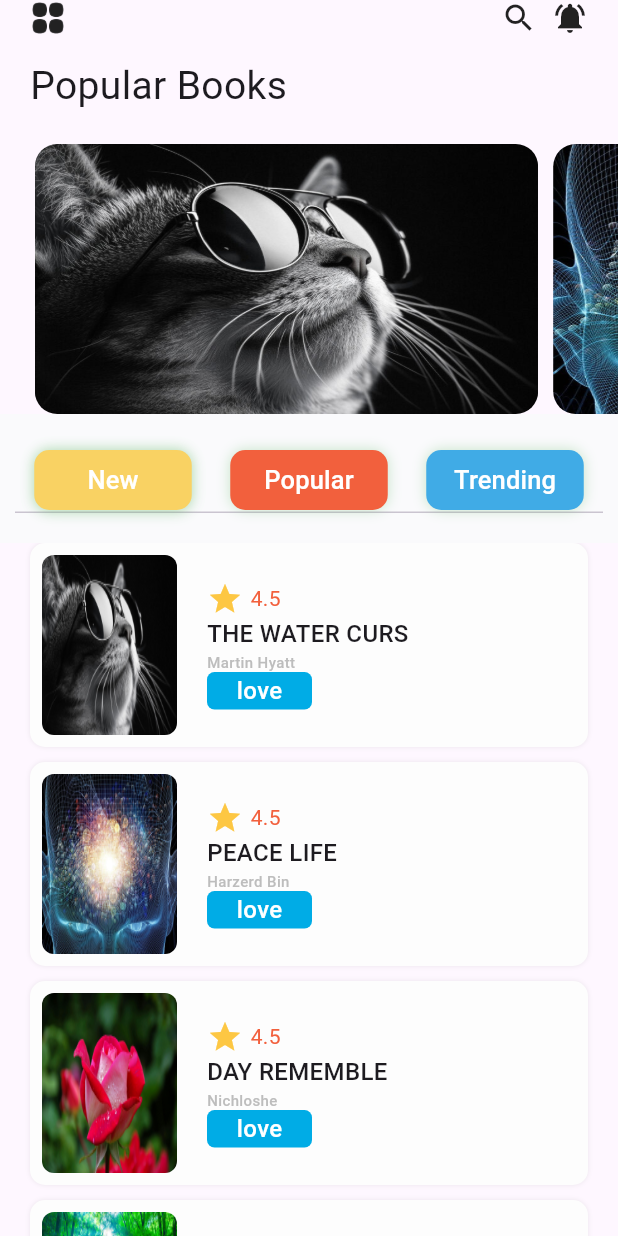
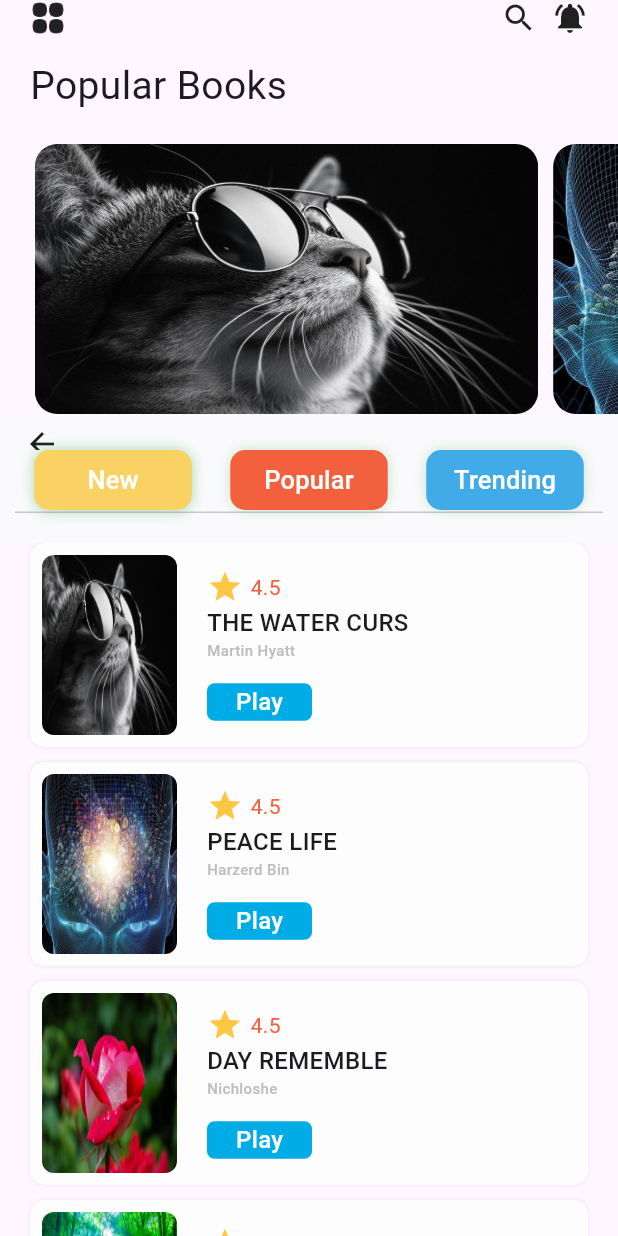
Before and after one commit to Roshan-Barkane/audioplay, a Flutter app: the MyHomePage screen opened directly, on a phone screen of 412 x 824 dp. Run offline on Flutter 3.47's test engine with Material 3 defaults, Android fonts, the phone set to English and light mode, and no system bars.

Commit message:
audio box are done!

```diff
--- a/lib/audio/app_color.dart
+++ b/lib/audio/app_color.dart
@@ -8,5 +8,6 @@ final Color menu2Color = Color(0xFFf2603d);
 final Color tabVarViewColor = Color(0xFFfdfdfd);
 final Color starColor = Color(0xFFfdc743);
 final Color loveColor = Color(0xFF00ace6);
-final Color audioBlueBackground = Color(0xFFeeeffa);
+final Color audioBluiseBackground = Color(0xFfdee7fa);
+final Color audioBlueBackground = Color.fromARGB(255, 53, 69, 255);
 final Color audioGrayBackground = Color(0xFFf2f2f2);
--- a/lib/main.dart
+++ b/lib/main.dart
@@ -1,3 +1,4 @@
+import 'package:audiobook/details_play_page.dart';
 import 'package:audiobook/my_home_page.dart';
 import 'package:flutter/material.dart';
 
@@ -17,7 +18,8 @@ class MyApp extends StatelessWidget {
       theme: ThemeData(
         primarySwatch: Colors.blue,
       ),
-      home: MyHomePage(),
+      // home: MyHomePage(),
+      home: DetailAudioPage(),
     );
   }
 }
--- a/lib/my_home_page.dart
+++ b/lib/my_home_page.dart
@@ -1,5 +1,6 @@
 import 'dart:convert';
 import 'package:audiobook/my_tabs.dart';
+import 'package:audiobook/tabBody.dart';
 import 'package:flutter/material.dart';
 import 'audio/app_color.dart' as AppColors;
 
@@ -174,118 +175,27 @@ class _MyHomePageState extends State<MyHomePage>
                   body: TabBarView(
                     controller: _tabController,
                     children: [
-                      ListView.builder(
-                        itemCount: books == null ? 0 : books?.length,
-                        itemBuilder: (context, index) {
-                          return Container(
-                            margin: const EdgeInsets.only(
-                                left: 20, right: 20, top: 0, bottom: 10),
-                            child: Container(
-                              decoration: BoxDecoration(
-                                  borderRadius: BorderRadius.circular(10),
-                                  color: AppColors.tabVarViewColor,
-                                  boxShadow: [
-                                    BoxShadow(
-                                      color: Colors.grey.withOpacity(0.2),
-                                      offset: Offset(0, 0),
-                                      blurRadius: 2,
-                                    ),
-                                  ]),
-                              child: Container(
-                                padding: EdgeInsets.all(8),
-                                child: Row(
-                                  children: [
-                                    Container(
-                                      width: 90,
-                                      height: 120,
-                                      decoration: BoxDecoration(
-                                        borderRadius: BorderRadius.circular(8),
-                                        image: DecorationImage(
-                                          image:
-                                              AssetImage(books?[index]["img"]),
-                                          fit: BoxFit.fill,
-                                        ),
-                                      ),
-                                    ),
-                                    const SizedBox(
-                                      width: 20,
-                                    ),
-                                    Column(
-                                      crossAxisAlignment:
-                                          CrossAxisAlignment.start,
-                                      children: [
-                                        Row(
-                                          children: [
-                                            Icon(
-                                              Icons.star,
-                                              size: 24,
-                                              color: AppColors.starColor,
-                                            ),
-                                            const SizedBox(
-                                              width: 5,
-                                            ),
-                                            Text(
-                                              "4.5",
-                                              style: TextStyle(
-                                                  color: AppColors.menu2Color),
-                                            )
-                                          ],
-                                        ),
-                                        Text(
-                                          books?[index]["title"],
-                                          style: const TextStyle(
-                                              fontSize: 16,
-                                              fontWeight: FontWeight.w500),
-                                        ),
-                                        Text(
-                                          books?[index]["text"],
-                                          style: TextStyle(
-                                              color: Colors.grey.shade400,
-                                              fontSize: 10,
-                                              fontWeight: FontWeight.w500),
-                                        ),
-                                        Container(
-                                          width: 70,
-                                          height: 25,
-                                          alignment: Alignment.center,
-                                          decoration: BoxDecoration(
-                                            color: AppColors.loveColor,
-                                            borderRadius:
-                                                BorderRadius.circular(5),
-                                          ),
-                                          child: const Text(
-                                            "love",
-                                            style: TextStyle(
-                                                fontSize: 16,
-                                                color: Colors.white,
-                                                fontWeight: FontWeight.w500),
-                                          ),
-                                        )
-                                      ],
-                                    )
-                                  ],
-                                ),
-                              ),
-                            ),
-                          );
-                        },
+                      TabBody(
+                        tabVarViewColor: AppColors.tabVarViewColor,
+                        menu2Color: AppColors.menu2Color,
+                        starColor: AppColors.starColor,
+                        loveColor: AppColors.loveColor,
+                        books: books,
                       ),
-                      Material(
-                        child: const ListTile(
-                          leading: CircleAvatar(
-                            backgroundColor: Colors.grey,
-                          ),
-                          title: Text("Context"),
-                        ),
+                      TabBody(
+                        tabVarViewColor: AppColors.tabVarViewColor,
+                        menu2Color: AppColors.menu2Color,
+                        starColor: AppColors.starColor,
+                        loveColor: AppColors.loveColor,
+                        books: books,
                       ),
-                      Material(
-                        child: const ListTile(
-                          leading: CircleAvatar(
-                            backgroundColor: Colors.grey,
-                          ),
-                          title: Text("Context"),
-                        ),
-                      )
+                      TabBody(
+                        tabVarViewColor: AppColors.tabVarViewColor,
+                        menu2Color: AppColors.menu2Color,
+                        starColor: AppColors.starColor,
+                        loveColor: AppColors.loveColor,
+                        books: books,
+                      ),
                     ],
                   ),
                 ),
--- /dev/null
+++ b/lib/tabBody.dart
@@ -0,0 +1,115 @@
+import 'package:flutter/material.dart';
+
+class TabBody extends StatelessWidget {
+  final Color tabVarViewColor;
+  final Color menu2Color;
+  final Color starColor;
+  final Color loveColor;
+  final List<Map<String, dynamic>>? books;
+
+  const TabBody(
+      {super.key,
+      required this.tabVarViewColor,
+      required this.menu2Color,
+      required this.starColor,
+      required this.loveColor,
+      required this.books});
+
+  @override
+  Widget build(BuildContext context) {
+    return ListView.builder(
+      itemCount: books == Null ? 0 : books?.length,
+      itemBuilder: (context, index) {
+        return Container(
+          margin:
+              const EdgeInsets.only(left: 20, right: 20, top: 0, bottom: 10),
+          child: Container(
+            decoration: BoxDecoration(
+                borderRadius: BorderRadius.circular(10),
+                color: tabVarViewColor,
+                boxShadow: [
+                  BoxShadow(
+                    color: Colors.grey.withOpacity(0.2),
+                    offset: Offset(0, 0),
+                    blurRadius: 2,
+                  ),
+                ]),
+            child: Container(
+              padding: EdgeInsets.all(8),
+              child: Row(
+                children: [
+                  Container(
+                    width: 90,
+                    height: 120,
+                    decoration: BoxDecoration(
+                      borderRadius: BorderRadius.circular(8),
+                      image: DecorationImage(
+                        image: AssetImage(books?[index]["img"]),
+                        fit: BoxFit.fill,
+                      ),
+                    ),
+                  ),
+                  const SizedBox(
+                    width: 20,
+                  ),
+                  Column(
+                    crossAxisAlignment: CrossAxisAlignment.start,
+                    children: [
+                      Row(
+                        children: [
+                          Icon(
+                            Icons.star,
+                            size: 24,
+                            color: starColor,
+                          ),
+                          const SizedBox(
+                            width: 5,
+                          ),
+                          Text(
+                            "4.5",
+                            style: TextStyle(color: menu2Color),
+                          )
+                        ],
+                      ),
+                      Text(
+                        books?[index]["title"],
+                        style: const TextStyle(
+                            fontSize: 16, fontWeight: FontWeight.w500),
+                      ),
+                      Text(
+                        books?[index]["text"],
+                        style: TextStyle(
+                            color: Colors.grey.shade400,
+                            fontSize: 10,
+                            fontWeight: FontWeight.w500),
+                      ),
+                      const SizedBox(
+                        height: 15,
+                      ),
+                      Container(
+                        width: 70,
+                        height: 25,
+                        alignment: Alignment.center,
+                        decoration: BoxDecoration(
+                          color: loveColor,
+                          borderRadius: BorderRadius.circular(5),
+                        ),
+                        child: const Text(
+                          "Play",
+                          style: TextStyle(
+                              fontSize: 16,
+                              color: Colors.white,
+                              fontWeight: FontWeight.w500),
+                        ),
+                      )
+                    ],
+                  )
+                ],
+              ),
+            ),
+          ),
+        );
+      },
+    );
+  }
+}
```
Also changed, not shown: lib/details_play_page.dart (added, +111 -0 lines).
